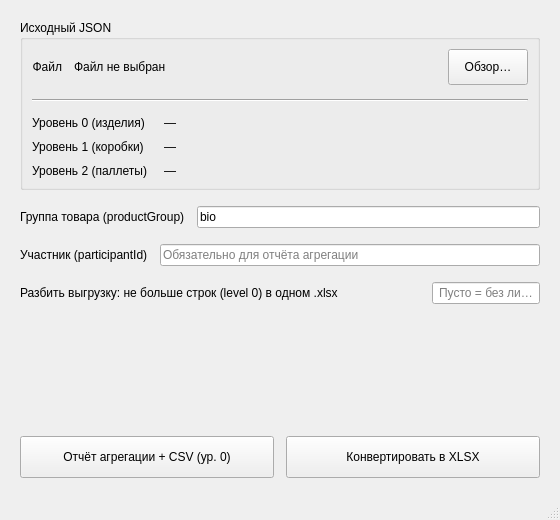
Before: the Qt Designer form design.ui in Zhmot666/JSON2XLSX, drawn with Qt 5.
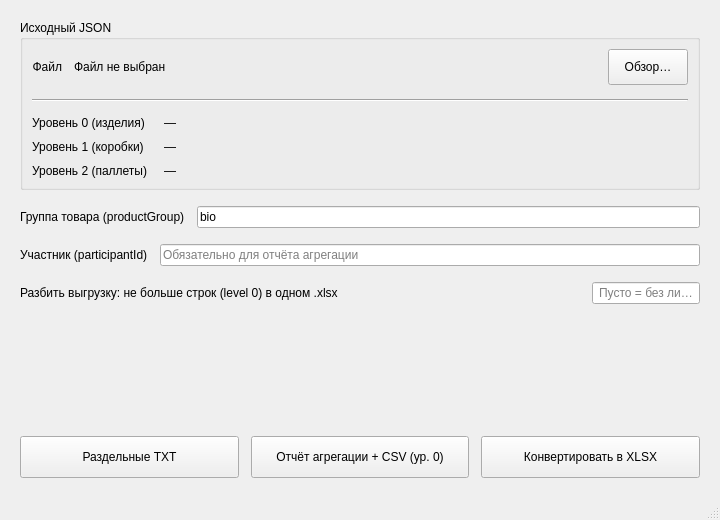
After: the same form once the commit is applied.

What changed in the file:
```diff
--- a/design.ui
+++ b/design.ui
@@ -6,13 +6,13 @@
    <rect>
     <x>0</x>
     <y>0</y>
-    <width>560</width>
+    <width>720</width>
     <height>520</height>
    </rect>
   </property>
   <property name="minimumSize">
    <size>
-    <width>480</width>
+    <width>640</width>
     <height>460</height>
    </size>
   </property>
@@ -309,6 +309,19 @@
       <property name="spacing">
        <number>12</number>
       </property>
+      <item>
+       <widget class="QPushButton" name="ExportSeparateCsv">
+        <property name="minimumSize">
+         <size>
+          <width>0</width>
+          <height>42</height>
+         </size>
+        </property>
+        <property name="text">
+         <string>Раздельные TXT</string>
+        </property>
+       </widget>
+      </item>
       <item>
        <widget class="QPushButton" name="ExportAggregation">
         <property name="minimumSize">
```
